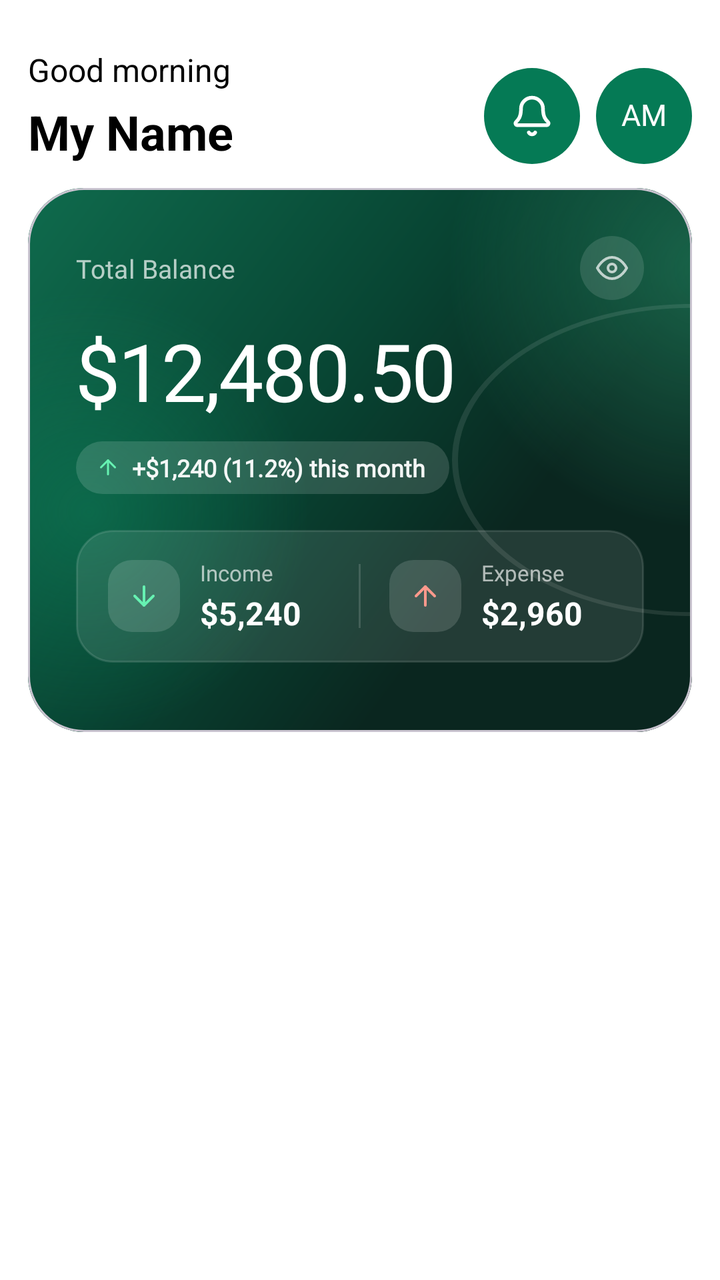
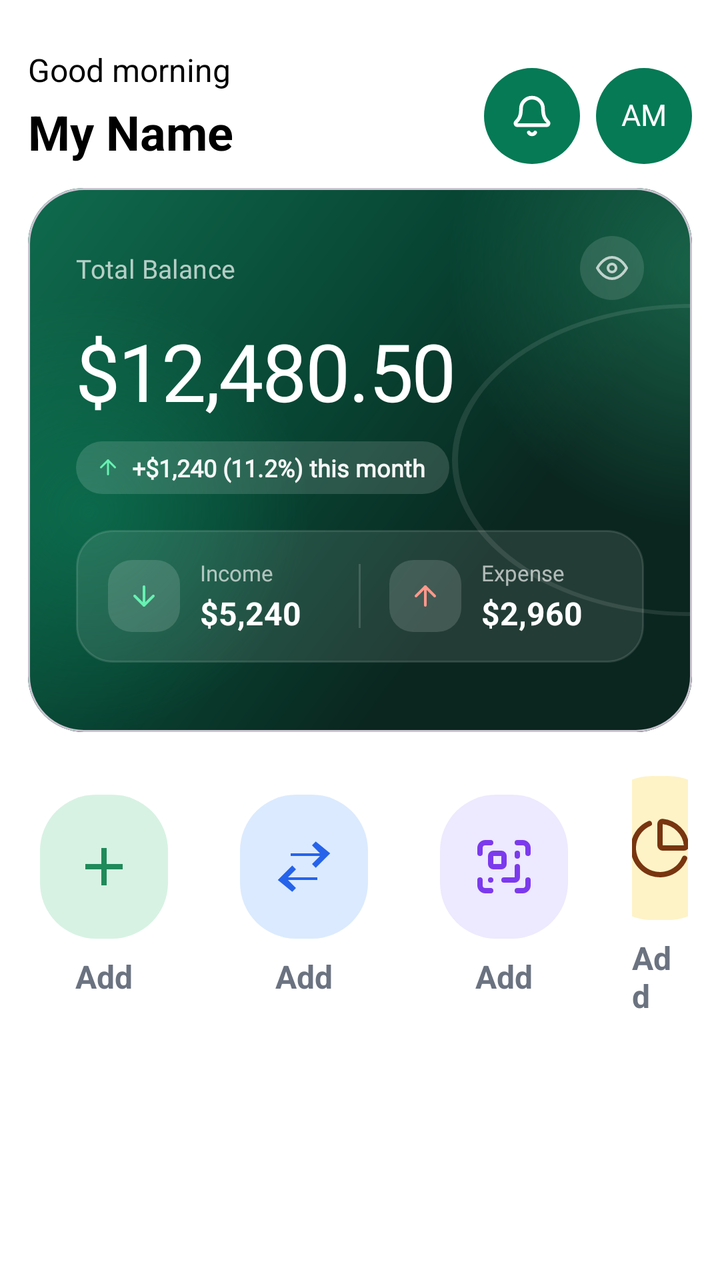

Before-and-after screenshots of an Android layout around one commit, followed by the original layout XML and the change that was made.
<!-- AndroidManifest.xml: application theme Theme.ExpenseTracker -->
<!-- res/layout/screen_home.xml -->
<?xml version="1.0" encoding="utf-8"?>
<androidx.core.widget.NestedScrollView xmlns:android="http://schemas.android.com/apk/res/android"
    xmlns:app="http://schemas.android.com/apk/res-auto"
    xmlns:tools="http://schemas.android.com/tools"
    android:layout_width="match_parent"
    android:layout_height="match_parent"
    android:background="@color/white"
    android:fillViewport="true"
    android:overScrollMode="never"
    tools:context=".presentation.home.HomeScreen">

    <androidx.constraintlayout.widget.ConstraintLayout
        android:layout_width="match_parent"
        android:layout_height="wrap_content">

        <TextView
            android:id="@+id/textView"
            android:layout_width="wrap_content"
            android:layout_height="wrap_content"
            android:layout_marginStart="14dp"
            android:layout_marginTop="24dp"
            android:text="@string/good_morning"
            android:textColor="@color/black"
            android:textSize="16sp"
            app:layout_constraintStart_toStartOf="parent"
            app:layout_constraintTop_toTopOf="parent" />

        <TextView
            android:id="@+id/my_nameTxt"
            android:layout_width="wrap_content"
            android:layout_height="wrap_content"
            android:layout_marginTop="4dp"
            android:text="@string/my_name"
            android:textColor="@color/black"
            android:textSize="24sp"
            android:textStyle="bold"
            app:layout_constraintStart_toStartOf="@+id/textView"
            app:layout_constraintTop_toBottomOf="@+id/textView" />

        <com.google.android.material.button.MaterialButton
            android:id="@+id/userAvatarBtn"
            android:layout_width="48dp"
            android:layout_height="48dp"
            android:layout_marginEnd="14dp"
            android:fontFamily="@font/inter_extra_bold"
            android:includeFontPadding="false"
            android:insetLeft="0dp"
            android:insetTop="0dp"
            android:insetRight="0dp"
            android:insetBottom="0dp"
            android:padding="0dp"
            android:text="@string/am"
            android:textAllCaps="true"
            android:textColor="@color/white"
            android:textSize="15sp"
            app:backgroundTint="@color/brand_green_dark"
            app:cornerRadius="24dp"
            app:elevation="0dp"
            app:layout_constraintBottom_toBottomOf="@+id/my_nameTxt"
            app:layout_constraintEnd_toEndOf="parent"
            app:rippleColor="@color/onb_white_20" />

        <com.google.android.material.button.MaterialButton
            android:id="@+id/notificationBtn"
            android:layout_width="48dp"
            android:layout_height="48dp"
            android:layout_marginEnd="8dp"
            android:insetLeft="0dp"
            android:insetTop="0dp"
            android:insetRight="0dp"
            android:insetBottom="0dp"
            android:minWidth="0dp"
            android:minHeight="0dp"
            android:padding="0dp"
            android:paddingStart="0dp"
            android:paddingEnd="0dp"
            app:backgroundTint="@color/brand_green_dark"
            app:cornerRadius="24dp"
            app:elevation="0dp"
            app:icon="@drawable/notification_icon"
            app:iconGravity="textStart"
            app:iconPadding="0dp"
            app:iconSize="22dp"
            app:iconTint="@color/white"
            app:layout_constraintBottom_toBottomOf="@+id/my_nameTxt"
            app:layout_constraintEnd_toStartOf="@+id/userAvatarBtn"
            app:rippleColor="@color/onb_white_20" />


        <com.google.android.material.card.MaterialCardView
            android:layout_width="0dp"
            android:layout_height="272dp"
            android:layout_marginStart="14dp"
            android:layout_marginTop="12dp"
            android:layout_marginEnd="14dp"
            android:elevation="8dp"
            app:cardCornerRadius="28dp"
            app:layout_constraintEnd_toEndOf="parent"
            app:layout_constraintStart_toStartOf="parent"
            app:layout_constraintTop_toBottomOf="@+id/my_nameTxt">

            <FrameLayout
                android:layout_width="match_parent"
                android:layout_height="wrap_content">

                
                <FrameLayout
                    android:layout_width="match_parent"
                    android:layout_height="match_parent">

                    <ImageView
                        android:id="@+id/panelBg"
                        android:layout_width="match_parent"
                        android:layout_height="match_parent"
                        android:importantForAccessibility="no"
                        android:scaleType="fitXY"
                        android:src="@drawable/bg_onb_panel_1" />

                    
                    <View
                        android:layout_width="@dimen/onb_glow_top_size"
                        android:layout_height="@dimen/onb_glow_top_size"
                        android:layout_gravity="top|start"
                        android:layout_marginStart="210dp"
                        android:layout_marginTop="-90dp"
                        android:background="@drawable/bg_onb_glow_top"
                        android:importantForAccessibility="no" />

                    <View
                        android:layout_width="@dimen/onb_glow_bottom_size"
                        android:layout_height="@dimen/onb_glow_bottom_size"
                        android:layout_gravity="bottom|start"
                        android:layout_marginStart="-80dp"
                        android:background="@drawable/bg_onb_glow_bottom"
                        android:importantForAccessibility="no" />

                    <View
                        android:layout_width="120dp"
                        android:layout_height="156dp"
                        android:layout_gravity="center|end"
                        android:background="@drawable/ellipse"
                        android:importantForAccessibility="no" />
                </FrameLayout>

                <androidx.constraintlayout.widget.ConstraintLayout
                    android:layout_width="match_parent"
                    android:layout_height="wrap_content"
                    android:paddingHorizontal="24dp"
                    android:paddingTop="24dp"
                    android:paddingBottom="22dp">

                    
                    <TextView
                        android:id="@+id/totalBalanceTxt"
                        android:layout_width="wrap_content"
                        android:layout_height="wrap_content"
                        android:fontFamily="@font/inter_medium"
                        android:letterSpacing="0.01"
                        android:text="@string/total_balance"
                        android:textColor="@color/white_70"
                        android:textSize="13sp"
                        app:layout_constraintBottom_toBottomOf="@+id/eyeToggle"
                        app:layout_constraintStart_toStartOf="parent"
                        app:layout_constraintTop_toTopOf="@+id/eyeToggle" />

                    <FrameLayout
                        android:id="@+id/eyeToggle"
                        android:layout_width="32dp"
                        android:layout_height="32dp"
                        android:background="@drawable/bg_eye_toggle"
                        app:layout_constraintEnd_toEndOf="parent"
                        app:layout_constraintTop_toTopOf="parent">

                        <ImageView
                            android:layout_width="16dp"
                            android:layout_height="16dp"
                            android:layout_gravity="center"
                            android:importantForAccessibility="no"
                            android:src="@drawable/ic_eye"
                            app:tint="@color/white_70" />
                    </FrameLayout>

                    
                    <TextView
                        android:id="@+id/balanceTxt"
                        android:layout_width="wrap_content"
                        android:layout_height="wrap_content"
                        android:layout_marginTop="14dp"
                        android:fontFamily="@font/inter_extra_bold"
                        android:includeFontPadding="false"
                        android:letterSpacing="-0.02"
                        android:text="@string/balance_amount"
                        android:textColor="@color/white"
                        android:textSize="40sp"
                        app:layout_constraintStart_toStartOf="parent"
                        app:layout_constraintTop_toBottomOf="@+id/eyeToggle"
                        tools:ignore="UseCompatTextViewDrawableXml" />

                    
                    <LinearLayout
                        android:id="@+id/trendBadge"
                        android:layout_width="wrap_content"
                        android:layout_height="wrap_content"
                        android:layout_marginTop="10dp"
                        android:background="@drawable/bg_trend_pill"
                        android:gravity="center_vertical"
                        android:orientation="horizontal"
                        android:paddingStart="10dp"
                        android:paddingTop="5dp"
                        android:paddingEnd="12dp"
                        android:paddingBottom="5dp"
                        app:layout_constraintStart_toStartOf="parent"
                        app:layout_constraintTop_toBottomOf="@+id/balanceTxt">

                        <ImageView
                            android:layout_width="12dp"
                            android:layout_height="12dp"
                            android:importantForAccessibility="no"
                            android:src="@drawable/ic_arrow_up"
                            app:tint="@color/income_green" />

                        <TextView
                            android:layout_width="wrap_content"
                            android:layout_height="wrap_content"
                            android:layout_marginStart="6dp"
                            android:fontFamily="@font/inter_medium"
                            android:text="@string/trend_this_month"
                            android:textColor="@color/white_95"
                            android:textSize="12sp"
                            android:textStyle="bold" />
                    </LinearLayout>

                    
                    <LinearLayout
                        android:id="@+id/incomeExpenseBox"
                        android:layout_width="0dp"
                        android:layout_height="wrap_content"
                        android:layout_marginTop="18dp"
                        android:background="@drawable/bg_income_expense"
                        android:gravity="center_vertical"
                        android:orientation="horizontal"
                        android:paddingHorizontal="16dp"
                        android:paddingVertical="14dp"
                        app:layout_constraintBottom_toBottomOf="parent"
                        app:layout_constraintEnd_toEndOf="parent"
                        app:layout_constraintStart_toStartOf="parent"
                        app:layout_constraintTop_toBottomOf="@+id/trendBadge">

                        
                        <LinearLayout
                            android:layout_width="0dp"
                            android:layout_height="wrap_content"
                            android:layout_weight="1"
                            android:gravity="center_vertical|start"
                            android:orientation="horizontal">

                            <FrameLayout
                                android:layout_width="36dp"
                                android:layout_height="36dp"
                                android:background="@drawable/bg_icon_square">

                                <ImageView
                                    android:layout_width="16dp"
                                    android:layout_height="16dp"
                                    android:layout_gravity="center"
                                    android:importantForAccessibility="no"
                                    android:src="@drawable/ic_arrow_down"
                                    app:tint="@color/income_green" />
                            </FrameLayout>

                            <LinearLayout
                                android:layout_width="wrap_content"
                                android:layout_height="wrap_content"
                                android:layout_marginStart="10dp"
                                android:orientation="vertical">

                                <TextView
                                    android:id="@+id/incomeLabelTxt"
                                    android:layout_width="wrap_content"
                                    android:layout_height="wrap_content"
                                    android:fontFamily="@font/inter_medium"
                                    android:text="@string/income"
                                    android:textColor="@color/white_65"
                                    android:textSize="11sp" />

                                <TextView
                                    android:id="@+id/incomeAmountTxt"
                                    android:layout_width="wrap_content"
                                    android:layout_height="wrap_content"
                                    android:layout_marginTop="2dp"
                                    android:text="@string/income_amount"
                                    android:textColor="@color/white"
                                    android:textSize="16sp"
                                    android:textStyle="bold" />
                            </LinearLayout>
                        </LinearLayout>

                        
                        <View
                            android:layout_width="1dp"
                            android:layout_height="32dp"
                            android:background="@color/white_15" />

                        
                        <LinearLayout
                            android:layout_width="0dp"
                            android:layout_height="wrap_content"
                            android:layout_weight="1"
                            android:gravity="center"
                            android:orientation="horizontal">

                            <FrameLayout
                                android:layout_width="36dp"
                                android:layout_height="36dp"
                                android:background="@drawable/bg_icon_square">

                                <ImageView
                                    android:layout_width="16dp"
                                    android:layout_height="16dp"
                                    android:layout_gravity="center"
                                    android:importantForAccessibility="no"
                                    android:src="@drawable/ic_arrow_up"
                                    app:tint="@color/expense_red" />
                            </FrameLayout>

                            <LinearLayout
                                android:layout_width="wrap_content"
                                android:layout_height="wrap_content"
                                android:layout_marginStart="10dp"
                                android:orientation="vertical">

                                <TextView
                                    android:id="@+id/expenseLabelTxt"
                                    android:layout_width="wrap_content"
                                    android:layout_height="wrap_content"
                                    android:fontFamily="@font/inter_medium"
                                    android:text="@string/expense"
                                    android:textColor="@color/white_65"
                                    android:textSize="11sp" />

                                <TextView
                                    android:id="@+id/expenseAmountTxt"
                                    android:layout_width="wrap_content"
                                    android:layout_height="wrap_content"
                                    android:layout_marginTop="2dp"
                                    android:text="@string/expense_amount"
                                    android:textColor="@color/white"
                                    android:textSize="16sp"
                                    android:textStyle="bold" />
                            </LinearLayout>
                        </LinearLayout>

                    </LinearLayout>

                </androidx.constraintlayout.widget.ConstraintLayout>

            </FrameLayout>

        </com.google.android.material.card.MaterialCardView>

    </androidx.constraintlayout.widget.ConstraintLayout>

</androidx.core.widget.NestedScrollView>
<!-- resources referenced by this layout -->
<resources>
  <color name="black">#FF000000</color>
  <color name="brand_green_dark">#057A55</color>
  <color name="expense_red">#FFFF998C</color>
  <color name="income_green">#FF66F2B2</color>
  <color name="onb_white_20">#33FFFFFF</color>
  <color name="white">#FFFFFFFF</color>
  <color name="white_15">#26FFFFFF</color>
  <color name="white_65">#A6FFFFFF</color>
  <color name="white_70">#B3FFFFFF</color>
  <color name="white_95">#F2FFFFFF</color>
  <dimen name="onb_glow_bottom_size">220dp</dimen>
  <dimen name="onb_glow_top_size">260dp</dimen>
  <!-- drawable bg_eye_toggle (drawable) -->
  <?xml version="1.0" encoding="utf-8"?>
  <shape xmlns:android="http://schemas.android.com/apk/res/android"
      android:shape="rectangle">
      <solid android:color="@color/white_12" />
      <corners android:radius="16dp" />
  </shape>
  <!-- drawable bg_trend_pill (drawable) -->
  <?xml version="1.0" encoding="utf-8"?>
  <shape xmlns:android="http://schemas.android.com/apk/res/android"
      android:shape="rectangle">
      <solid android:color="@color/white_14" />
      <corners android:radius="100dp" />
  </shape>
  <string name="am">AM</string>
  <string name="balance_amount">$12,480.50</string>
  <string name="expense">Expense</string>
  <string name="expense_amount">$2,960</string>
  <string name="good_morning">Good morning</string>
  <string name="income">Income</string>
  <string name="income_amount">$5,240</string>
  <string name="my_name">My Name</string>
  <string name="total_balance">Total Balance</string>
  <string name="trend_this_month">+$1,240 (11.2%) this month</string>
  <style name="Theme.ExpenseTracker" parent="Base.Theme.ExpenseTracker" />
  <color name="white_12">#1FFFFFFF</color>
  <color name="white_14">#24FFFFFF</color>
  <color name="white_10">#1AFFFFFF</color>
  <dimen name="onb_glow_bottom_radius">110dp</dimen>
  <color name="onb_glow_bottom">#660D8C61</color>
  <color name="onb_glow_bottom_edge">#000D8C61</color>
  <dimen name="onb_glow_top_radius">130dp</dimen>
  <color name="onb_glow_top">#5733D999</color>
  <color name="onb_glow_top_edge">#0033D999</color>
  <!-- unchanged entries left out for length: 11 -->
</resources>

<!-- the commit's change to res/layout/screen_home.xml (unified diff, before → after) -->
@@ -88,12 +88,13 @@
 
 
         <com.google.android.material.card.MaterialCardView
+            android:id="@+id/materialCardView"
             android:layout_width="0dp"
             android:layout_height="272dp"
             android:layout_marginStart="14dp"
             android:layout_marginTop="12dp"
             android:layout_marginEnd="14dp"
-            android:elevation="8dp"
+            android:elevation="12dp"
             app:cardCornerRadius="28dp"
             app:layout_constraintEnd_toEndOf="parent"
             app:layout_constraintStart_toStartOf="parent"
@@ -358,6 +359,154 @@
 
         </com.google.android.material.card.MaterialCardView>
 
+        <LinearLayout
+            android:layout_width="match_parent"
+            android:layout_height="wrap_content"
+            android:layout_marginHorizontal="8dp"
+            android:layout_marginTop="14dp"
+            android:gravity="center"
+            android:orientation="horizontal"
+            android:padding="8dp"
+            app:layout_constraintEnd_toEndOf="parent"
+            app:layout_constraintStart_toStartOf="parent"
+            app:layout_constraintTop_toBottomOf="@+id/materialCardView">
+
+            <LinearLayout
+                android:layout_width="wrap_content"
+                android:layout_height="wrap_content"
+                android:gravity="center"
+                android:orientation="vertical">
+
+                <com.google.android.material.button.MaterialButton
+                    android:id="@+id/btnAdd"
+                    style="@style/Widget.Material3.Button.IconButton"
+                    android:layout_width="72dp"
+                    android:layout_height="72dp"
+                    android:insetTop="0dp"
+                    android:insetBottom="0dp"
+                    app:backgroundTint="#D7F2E3"
+                    app:cornerRadius="28dp"
+                    app:icon="@drawable/ic_plus"
+                    app:iconGravity="textStart"
+                    app:iconPadding="0dp"
+                    app:iconSize="32dp"
+                    app:iconTint="#1F8A5A"
+                    app:rippleColor="#B8E6CC" />
+
+                <TextView
+                    android:layout_width="wrap_content"
+                    android:layout_height="wrap_content"
+                    android:layout_marginTop="8dp"
+                    android:text="@string/add"
+                    android:textColor="#6B7280"
+                    android:textSize="16sp"
+                    android:textStyle="bold" />
+
+            </LinearLayout>
+
+            <LinearLayout
+                android:layout_width="wrap_content"
+                android:layout_height="wrap_content"
+                android:layout_marginStart="28dp"
+                android:gravity="center"
+                android:orientation="vertical">
+
+                <com.google.android.material.button.MaterialButton
+                    android:id="@+id/btnTransfer"
+                    style="@style/Widget.Material3.Button.IconButton"
+                    android:layout_width="72dp"
+                    android:layout_height="72dp"
+                    android:insetTop="0dp"
+                    android:insetBottom="0dp"
+                    app:backgroundTint="#DBEAFE"
+                    app:cornerRadius="28dp"
+                    app:icon="@drawable/ic_transfer"
+                    app:iconGravity="textStart"
+                    app:iconPadding="0dp"
+                    app:iconSize="32dp"
+                    app:iconTint="#2563EB"
+                    app:rippleColor="#B8E6CC" />
+
+                <TextView
+                    android:layout_width="wrap_content"
+                    android:layout_height="wrap_content"
+                    android:layout_marginTop="8dp"
+                    android:text="@string/add"
+                    android:textColor="#6B7280"
+                    android:textSize="16sp"
+                    android:textStyle="bold" />
+
+            </LinearLayout>
+
+            <LinearLayout
+                android:layout_width="wrap_content"
+                android:layout_height="wrap_content"
+                android:layout_marginStart="28dp"
+                android:gravity="center"
+                android:orientation="vertical">
+
+                <com.google.android.material.button.MaterialButton
+                    android:id="@+id/btnScan"
+                    style="@style/Widget.Material3.Button.IconButton"
+                    android:layout_width="72dp"
+                    android:layout_height="72dp"
+                    android:insetTop="0dp"
+                    android:insetBottom="0dp"
+                    app:backgroundTint="#EDE9FE"
+                    app:cornerRadius="28dp"
+                    app:icon="@drawable/scan_qr_code"
+                    app:iconGravity="textStart"
+                    app:iconPadding="0dp"
+                    app:iconSize="32dp"
+                    app:iconTint="#7C3AED"
+                    app:rippleColor="#B8E6CC" />
+
+                <TextView
+                    android:layout_width="wrap_content"
+                    android:layout_height="wrap_content"
+                    android:layout_marginTop="8dp"
+                    android:text="@string/add"
+                    android:textColor="#6B7280"
+                    android:textSize="16sp"
+                    android:textStyle="bold" />
+
+            </LinearLayout>
+
+            <LinearLayout
+                android:layout_width="wrap_content"
+                android:layout_height="wrap_content"
+                android:layout_marginStart="28dp"
+                android:gravity="center"
+                android:orientation="vertical">
+
+                <com.google.android.material.button.MaterialButton
+                    android:id="@+id/btnStat"
+                    style="@style/Widget.Material3.Button.IconButton"
+                    android:layout_width="72dp"
+                    android:layout_height="72dp"
+                    android:insetTop="0dp"
+                    android:insetBottom="0dp"
+                    app:backgroundTint="#FEF3C7"
+                    app:cornerRadius="28dp"
+                    app:icon="@drawable/chart_pie"
+                    app:iconGravity="textStart"
+                    app:iconPadding="0dp"
+                    app:iconSize="32dp"
+                    app:iconTint="#78350F"
+                    app:rippleColor="#B8E6CC" />
+
+                <TextView
+                    android:layout_width="wrap_content"
+                    android:layout_height="wrap_content"
+                    android:layout_marginTop="8dp"
+                    android:text="@string/add"
+                    android:textColor="#6B7280"
+                    android:textSize="16sp"
+                    android:textStyle="bold" />
+
+            </LinearLayout>
+
+        </LinearLayout>
     </androidx.constraintlayout.widget.ConstraintLayout>
 
 </androidx.core.widget.NestedScrollView>
<!-- resource entries referenced after the edit -->
@@ -26,6 +26,54 @@
       <solid android:color="@color/white_14" />
       <corners android:radius="100dp" />
   </shape>
+  <!-- drawable chart_pie (drawable) -->
+  <vector xmlns:android="http://schemas.android.com/apk/res/android"
+      android:width="24dp"
+      android:height="24dp"
+      android:viewportWidth="24"
+      android:viewportHeight="24">
+    <path
+        android:pathData="M21,12c0.552,0 1.005,-0.449 0.95,-0.998a10,10 0,0 0,-8.953 -8.951c-0.55,-0.055 -0.998,0.398 -0.998,0.95v8a1,1 0,0 0,1 1z"
+        android:strokeLineJoin="round"
+        android:strokeWidth="2"
+        android:fillColor="#00000000"
+        android:strokeColor="#78350F"
+        android:strokeLineCap="round"/>
+    <path
+        android:pathData="M21.21,15.89A10,10 0,1 1,8 2.83"
+        android:strokeLineJoin="round"
+        android:strokeWidth="2"
+        android:fillColor="#00000000"
+        android:strokeColor="#78350F"
+        android:strokeLineCap="round"/>
+  </vector>
+  <!-- drawable ic_plus (drawable) -->
+  <vector xmlns:android="http://schemas.android.com/apk/res/android"
+      android:width="24dp"
+      android:height="24dp"
+      android:viewportWidth="24"
+      android:viewportHeight="24"
+      android:tint="#1F8A5A">
+      <path
+          android:fillColor="@android:color/white"
+          android:pathData="M19,13h-6v6h-2v-6H5v-2h6V5h2v6h6z" />
+  </vector>
+  <!-- drawable ic_transfer (drawable) -->
+  <vector xmlns:android="http://schemas.android.com/apk/res/android"
+      android:width="24dp"
+      android:height="24dp"
+      android:viewportWidth="24"
+      android:viewportHeight="24"
+      android:tint="#2563EB">
+      <path
+          android:fillColor="@android:color/white"
+          android:pathData="M7,7h11l-3,-3 1.41,-1.41L21.83,7 16.41,12.41 15,11l3,-3H7V7z" />
+      <path
+          android:fillColor="@android:color/white"
+          android:pathData="M17,17H6l3,3 -1.41,1.41L2.17,17 7.59,11.59 9,13l-3,3h11v1z" />
+  </vector>
+  <!-- drawable scan_qr_code: vector/xml drawable (drawable, 2225 chars, omitted) -->
+  <string name="add">Add</string>
   <string name="am">AM</string>
   <string name="balance_amount">$12,480.50</string>
   <string name="expense">Expense</string>
